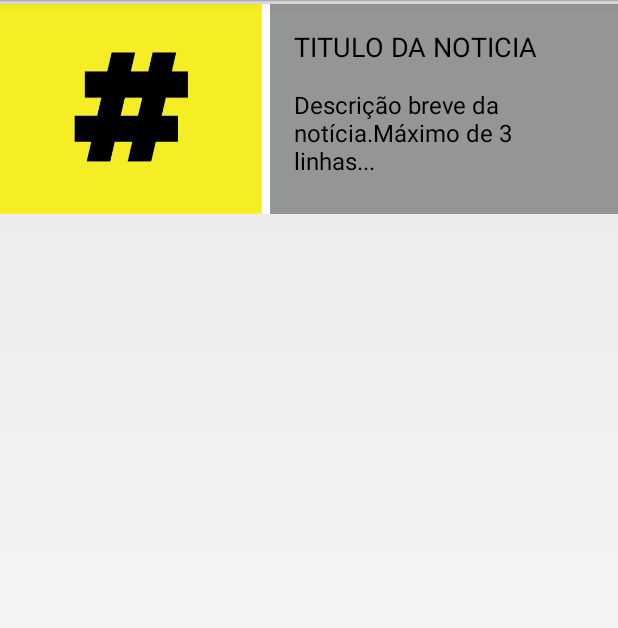
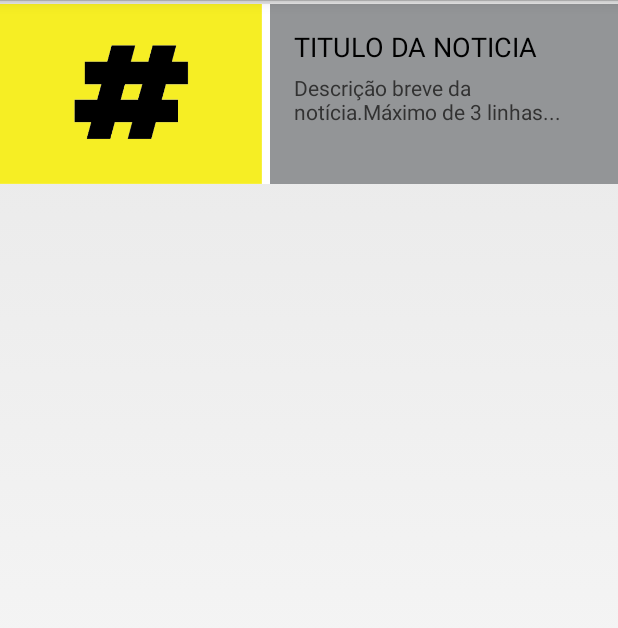
Before and after one commit to rodrigohenriques/hstg, an Android app: the layout item_list_news.xml on its own in the app's theme, with its tools: preview values and no code run, on a phone screen of 412 x 824 dp. Shown: the top 628 px of the screen. Run offline under Robolectric (Android 15) with nearby library versions, the phone set to English and light mode, and no system bars; Roboto replaces fonts that are not available here.

Commit message:
ajuste layout newsActivity

```diff
--- a/android/app/src/main/java/br/com/brosource/hstgbrasil/gui/adapter/NewsAdapter.java
+++ b/android/app/src/main/java/br/com/brosource/hstgbrasil/gui/adapter/NewsAdapter.java
@@ -15,6 +15,7 @@ import java.util.List;
 
 import br.com.brosource.hstgbrasil.R;
 import br.com.brosource.hstgbrasil.model.Noticia;
+import br.com.brosource.hstgbrasil.util.CustomFont;
 
 /**
  * Created by haroldoolivieri on 11/12/14.
@@ -48,12 +49,14 @@ public class NewsAdapter extends ArrayAdapter<Noticia> {
             holder.txtTitulo = (TextView) convertView.findViewById(R.id.item_txt_titulo_news);
             holder.txtDescricao = (TextView) convertView.findViewById(R.id.item_txt_descricao_news);
 
+            holder.txtTitulo.setTypeface(CustomFont.getHumeGeometricSans3Bold(context));
+            holder.txtDescricao.setTypeface(CustomFont.getHumeGeometricSans3Light(context));
+
             convertView.setTag(holder);
 
         } else {
             holder = (ViewHolder) convertView.getTag();
         }
-
 
         DisplayImageOptions options = new DisplayImageOptions.Builder()
         .showImageOnLoading(R.drawable.ic_news_default)
--- a/android/app/src/main/res/layout/activity_main.xml
+++ b/android/app/src/main/res/layout/activity_main.xml
@@ -25,11 +25,12 @@
 
         <TextView
             android:layout_width="wrap_content"
-            android:layout_height="match_parent"
+            android:layout_height="wrap_content"
+            android:layout_marginLeft="@dimen/activity_horizontal_margin"
             android:textColor="@drawable/text_button_preto"
             android:text="Ao Vivo"
             android:background="@color/branco"
-            android:gravity="center"
+            android:gravity="center_vertical"
             android:textSize="14sp"
             android:padding="8dp"
             android:clickable="true"
--- a/android/app/src/main/res/layout/item_list_news.xml
+++ b/android/app/src/main/res/layout/item_list_news.xml
@@ -4,7 +4,7 @@
     android:background="@color/branco"
     android:layout_marginTop="2.5dp"
     android:layout_marginBottom="2.5dp"
-    android:layout_height="140dp"
+    android:layout_height="120dp"
     android:layout_width="match_parent">
 
 
@@ -12,11 +12,11 @@
         android:layout_width="match_parent"
         android:layout_height="match_parent">
 
-        <TableRow android:weightSum="4">
+        <TableRow android:weightSum="5">
 
             <ImageView
                 android:id="@+id/item_img_news"
-                android:layout_weight="4"
+                android:layout_weight="5"
                 android:scaleType="centerCrop"
                 android:layout_width="wrap_content"
                 android:layout_height="match_parent"
@@ -36,7 +36,8 @@
                     android:layout_height="wrap_content"
                     android:layout_margin="16dp"
                     android:textAppearance="?android:attr/textAppearanceMedium"
-                    android:text="TITULO DA NOTICIA"
+                    android:text="Titulo da Noticia"
+                    android:textAllCaps="true"
                     android:singleLine="true"
                     android:ellipsize="marquee"
                     android:id="@+id/item_txt_titulo_news"
@@ -45,14 +46,14 @@
 
                 <TextView
                     android:layout_below="@+id/item_txt_titulo_news"
-                    android:paddingTop="40dp"
+                    android:paddingTop="30dp"
                     android:layout_width="wrap_content"
                     android:layout_height="wrap_content"
                     android:layout_margin="16dp"
                     android:maxLines="3"
                     android:ellipsize="marquee"
                     android:maxWidth="200dp"
-                    android:textAppearance="?android:attr/textAppearance"
+                    android:textAppearance="?android:attr/textAppearanceSmall"
                     android:text="Descrição breve da notícia.Máximo de 3 linhas..."
                     android:id="@+id/item_txt_descricao_news"
                     android:layout_alignParentTop="true"
```
Also changed, not shown: android/app/src/main/java/br/com/brosource/hstgbrasil/gui/NewsActivity.java (+24 -0 lines), android/app/src/main/res/layout/activity_news.xml (+4 -3 lines).
